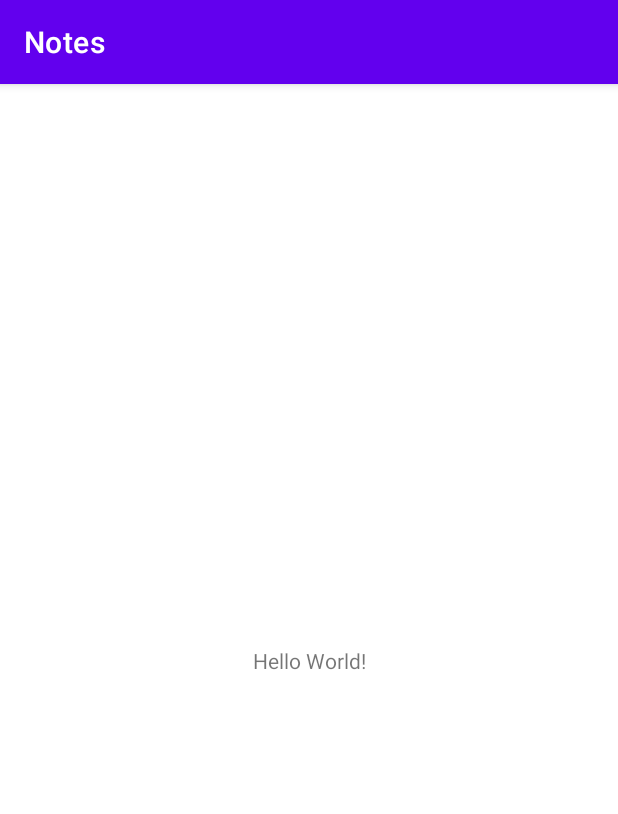
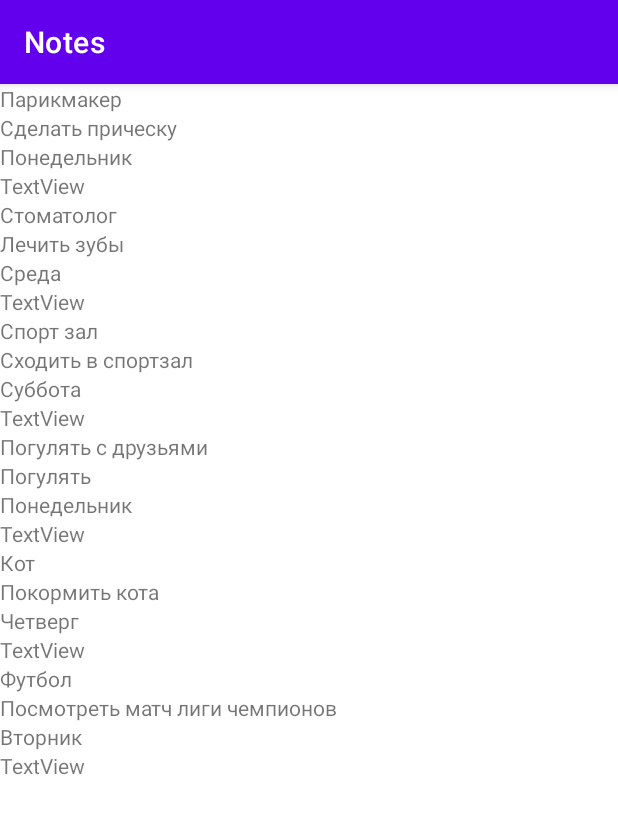
Before and after one commit to Grigalgol/Notes, an Android app: the screen it shows after launch (MainActivity), on a phone screen of 412 x 824 dp. Shown: the top 814 px of the screen. Run offline under Robolectric (Android 15) with nearby library versions, the phone set to English and light mode, and no system bars; 1 statement that could not run was skipped.

Commit message:
ended recycleView and adapter

```diff
--- a/app/src/main/java/com/example/notes/MainActivity.java
+++ b/app/src/main/java/com/example/notes/MainActivity.java
@@ -1,14 +1,32 @@
-package com.example.notes;
+ package com.example.notes;
 
 import androidx.appcompat.app.AppCompatActivity;
+import androidx.recyclerview.widget.LinearLayoutManager;
+import androidx.recyclerview.widget.RecyclerView;
 
 import android.os.Bundle;
 
-public class MainActivity extends AppCompatActivity {
+import java.util.ArrayList;
+
+ public class MainActivity extends AppCompatActivity {
+
+    private RecyclerView recyclerViewNotes;
+    private ArrayList<Note> notes = new ArrayList<>();
 
     @Override
     protected void onCreate(Bundle savedInstanceState) {
         super.onCreate(savedInstanceState);
         setContentView(R.layout.activity_main);
+        recyclerViewNotes = findViewById(R.id.RecyclerViewNotes);
+        notes.add(new Note("Парикмакер", "Сделать прическу", "Понедельник", 2));
+        notes.add(new Note("Стоматолог", "Лечить зубы", "Среда", 1));
+        notes.add(new Note("Спорт зал", "Сходить в спортзал", "Суббота", 1));
+        notes.add(new Note("Погулять с друзьями", "Погулять", "Понедельник", 3));
+        notes.add(new Note("Кот", "Покормить кота", "Четверг", 1));
+        notes.add(new Note("Футбол", "Посмотреть матч лиги чемпионов", "Вторник", 3));
+        NotesAdapter adapter = new NotesAdapter(notes);
+        recyclerViewNotes.setLayoutManager(new LinearLayoutManager(this));
+        recyclerViewNotes.setAdapter(adapter);
+
     }
 }
--- /dev/null
+++ b/app/src/main/java/com/example/notes/Note.java
@@ -0,0 +1,31 @@
+package com.example.notes;
+
+public class Note {
+    private String title;
+    private String description;
+    private String dayOfWeek;
+    private int priority;
+
+    public Note(String title, String description, String dayOfWeek, int priority) {
+        this.title = title;
+        this.description = description;
+        this.dayOfWeek = dayOfWeek;
+        this.priority = priority;
+    }
+
+    public String getTitle() {
+        return title;
+    }
+
+    public String getDescription() {
+        return description;
+    }
+
+    public String getDayOfWeek() {
+        return dayOfWeek;
+    }
+
+    public int getPriority() {
+        return priority;
+    }
+}
--- /dev/null
+++ b/app/src/main/java/com/example/notes/NotesAdapter.java
@@ -0,0 +1,57 @@
+package com.example.notes;
+
+import android.view.LayoutInflater;
+import android.view.View;
+import android.view.ViewGroup;
+import android.widget.TextView;
+
+import androidx.annotation.NonNull;
+import androidx.recyclerview.widget.RecyclerView;
+
+import java.util.ArrayList;
+
+public class NotesAdapter extends RecyclerView.Adapter<NotesAdapter.NotesViewHolders> {
+
+    private ArrayList<Note> notes;
+
+    public NotesAdapter(ArrayList<Note> notes) {
+        this.notes = notes;
+    }
+
+    @NonNull
+    @Override
+    public NotesViewHolders onCreateViewHolder(@NonNull ViewGroup parent, int viewType) {
+        View view = LayoutInflater.from(parent.getContext()).inflate(R.layout.note_item, parent, false);
+        return new NotesViewHolders(view);
+    }
+
+    @Override
+    public void onBindViewHolder(@NonNull NotesViewHolders holder, int position) {
+        Note note = notes.get(position);
+        holder.textViewTitle.setText(note.getTitle());
+        holder.textViewPriority.setText((note.getPriority()));
+        holder.textViewDayOfWeek.setText(note.getDayOfWeek());
+        holder.textViewDescription.setText(note.getDescription());
+    }
+
+    @Override
+    public int getItemCount() {
+        return notes.size();
+    }
+
+    class NotesViewHolders extends RecyclerView.ViewHolder {
+
+        private TextView textViewTitle;
+        private TextView textViewDescription;
+        private TextView textViewDayOfWeek;
+        private TextView textViewPriority;
+
+        public NotesViewHolders(@NonNull View itemView) {
+            super(itemView);
+            textViewTitle = itemView.findViewById(R.id.textViewTitle);
+            textViewDayOfWeek = itemView.findViewById(R.id.textViewDayOfWeek);
+            textViewDescription = itemView.findViewById(R.id.textViewDescription);
+            textViewPriority = itemView.findViewById(R.id.textViewPriority);
+        }
+    }
+}
--- a/app/src/main/res/layout/activity_main.xml
+++ b/app/src/main/res/layout/activity_main.xml
@@ -6,13 +6,13 @@
     android:layout_height="match_parent"
     tools:context=".MainActivity">
 
-    <TextView
-        android:layout_width="wrap_content"
-        android:layout_height="wrap_content"
-        android:text="Hello World!"
+
+    <androidx.recyclerview.widget.RecyclerView
+        android:id="@+id/RecyclerViewNotes"
+        android:layout_width="0dp"
+        android:layout_height="0dp"
         app:layout_constraintBottom_toBottomOf="parent"
-        app:layout_constraintLeft_toLeftOf="parent"
-        app:layout_constraintRight_toRightOf="parent"
+        app:layout_constraintEnd_toEndOf="parent"
+        app:layout_constraintStart_toStartOf="parent"
         app:layout_constraintTop_toTopOf="parent" />
-
 </androidx.constraintlayout.widget.ConstraintLayout>
--- /dev/null
+++ b/app/src/main/res/layout/note_item.xml
@@ -0,0 +1,40 @@
+<?xml version="1.0" encoding="utf-8"?>
+<androidx.constraintlayout.widget.ConstraintLayout
+    xmlns:android="http://schemas.android.com/apk/res/android"
+    xmlns:app="http://schemas.android.com/apk/res-auto"
+    xmlns:tools="http://schemas.android.com/tools"
+    android:layout_width="match_parent"
+    android:layout_height="wrap_content">
+
+    <TextView
+        android:id="@+id/textViewTitle"
+        android:layout_width="wrap_content"
+        android:layout_height="wrap_content"
+        android:text="TextView"
+        app:layout_constraintStart_toStartOf="parent"
+        app:layout_constraintTop_toTopOf="parent" />
+
+    <TextView
+        android:id="@+id/textViewDescription"
+        android:layout_width="wrap_content"
+        android:layout_height="wrap_content"
+        android:text="TextView"
+        app:layout_constraintStart_toStartOf="parent"
+        app:layout_constraintTop_toBottomOf="@+id/textViewTitle" />
+
+    <TextView
+        android:id="@+id/textViewDayOfWeek"
+        android:layout_width="wrap_content"
+        android:layout_height="wrap_content"
+        android:text="TextView"
+        app:layout_constraintStart_toStartOf="parent"
+        app:layout_constraintTop_toBottomOf="@+id/textViewDescription" />
+
+    <TextView
+        android:id="@+id/textViewPriority"
+        android:layout_width="wrap_content"
+        android:layout_height="wrap_content"
+        android:text="TextView"
+        app:layout_constraintStart_toStartOf="parent"
+        app:layout_constraintTop_toBottomOf="@+id/textViewDayOfWeek" />
+</androidx.constraintlayout.widget.ConstraintLayout>
```
